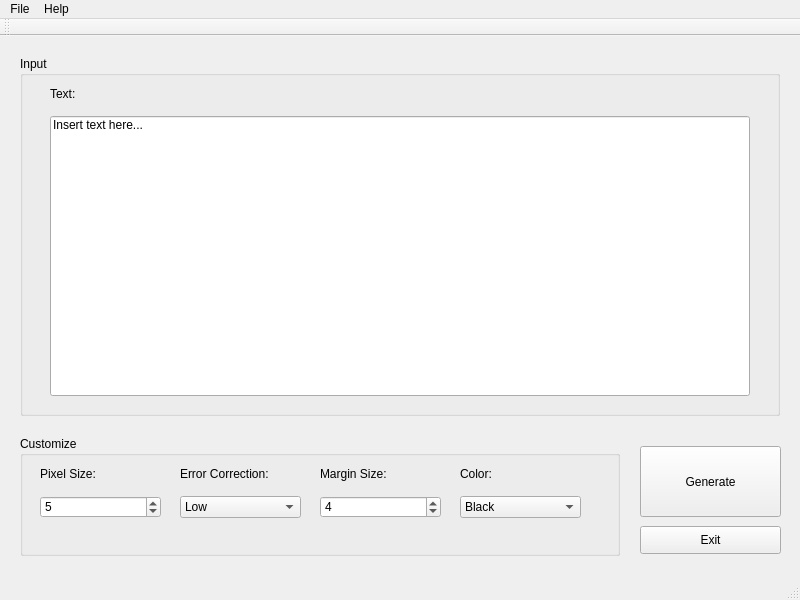
Qt form QRplusplus/qrplusplus.ui (coregameHD/QRplusplus) before a commit.
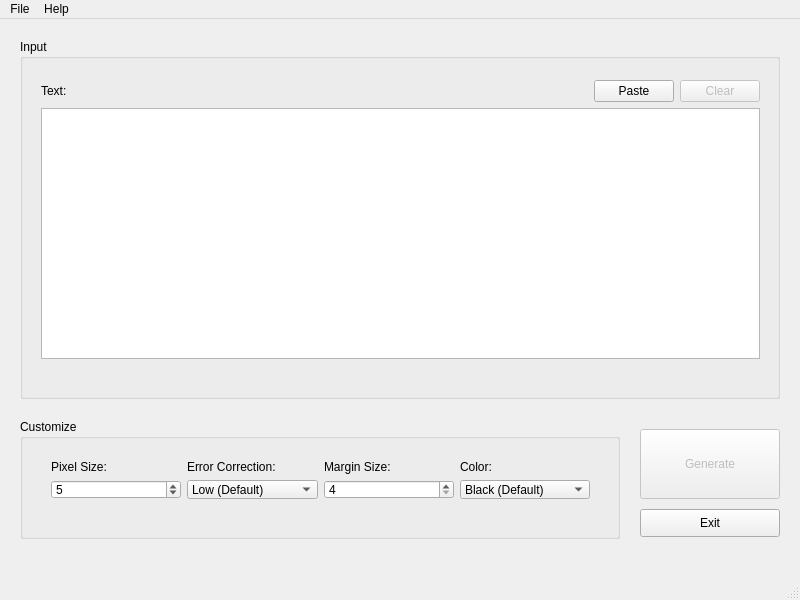
The same form after that commit.

The edit to the form file:
```diff
--- a/QRplusplus/qrplusplus.ui
+++ b/QRplusplus/qrplusplus.ui
@@ -10,6 +10,18 @@
     <height>600</height>
    </rect>
   </property>
+  <property name="sizePolicy">
+   <sizepolicy hsizetype="Fixed" vsizetype="Fixed">
+    <horstretch>0</horstretch>
+    <verstretch>0</verstretch>
+   </sizepolicy>
+  </property>
+  <property name="minimumSize">
+   <size>
+    <width>800</width>
+    <height>600</height>
+   </size>
+  </property>
   <property name="maximumSize">
    <size>
     <width>800</width>
@@ -38,34 +50,71 @@
     <property name="title">
      <string>Input</string>
     </property>
-    <widget class="QLabel" name="label">
+    <widget class="QWidget" name="verticalLayoutWidget">
      <property name="geometry">
       <rect>
-       <x>30</x>
+       <x>10</x>
        <y>30</y>
-       <width>55</width>
-       <height>16</height>
+       <width>741</width>
+       <height>301</height>
       </rect>
      </property>
-     <property name="text">
-      <string>Text:</string>
-     </property>
-    </widget>
-    <widget class="QLineEdit" name="lineEdit">
-     <property name="geometry">
-      <rect>
-       <x>30</x>
-       <y>60</y>
-       <width>700</width>
-       <height>280</height>
-      </rect>
-     </property>
-     <property name="text">
-      <string>Insert text here...</string>
-     </property>
-     <property name="alignment">
-      <set>Qt::AlignLeading|Qt::AlignLeft|Qt::AlignTop</set>
-     </property>
+     <layout class="QVBoxLayout" name="verticalLayout">
+      <item>
+       <layout class="QHBoxLayout" name="horizontalLayout">
+        <item>
+         <widget class="QLabel" name="label">
+          <property name="text">
+           <string>Text:</string>
+          </property>
+          <property name="buddy">
+           <cstring>userTextInput</cstring>
+          </property>
+         </widget>
+        </item>
+        <item>
+         <spacer name="horizontalSpacer">
+          <property name="orientation">
+           <enum>Qt::Horizontal</enum>
+          </property>
+          <property name="sizeHint" stdset="0">
+           <size>
+            <width>40</width>
+            <height>20</height>
+           </size>
+          </property>
+         </spacer>
+        </item>
+        <item>
+         <widget class="QPushButton" name="pasteButton">
+          <property name="text">
+           <string>Paste</string>
+          </property>
+         </widget>
+        </item>
+        <item>
+         <widget class="QPushButton" name="clearButton">
+          <property name="enabled">
+           <bool>false</bool>
+          </property>
+          <property name="text">
+           <string>Clear</string>
+          </property>
+         </widget>
+        </item>
+       </layout>
+      </item>
+      <item>
+       <widget class="QPlainTextEdit" name="userTextInput">
+        <property name="plainText">
+         <string/>
+        </property>
+        <property name="placeholderText">
+         <string>Enter your text to be put into the QR Code...</string>
+        </property>
+       </widget>
+      </item>
+     </layout>
     </widget>
    </widget>
    <widget class="QGroupBox" name="groupCustomize">
@@ -80,139 +129,201 @@
     <property name="title">
      <string>Customize</string>
     </property>
-    <widget class="QLabel" name="label_2">
+    <widget class="QWidget" name="gridLayoutWidget">
      <property name="geometry">
       <rect>
        <x>20</x>
        <y>30</y>
-       <width>71</width>
-       <height>16</height>
+       <width>561</width>
+       <height>61</height>
       </rect>
      </property>
-     <property name="text">
-      <string>Pixel Size:</string>
-     </property>
-    </widget>
-    <widget class="QSpinBox" name="spinBox_pixelsize">
-     <property name="geometry">
-      <rect>
-       <x>20</x>
-       <y>60</y>
-       <width>121</width>
-       <height>22</height>
-      </rect>
-     </property>
-     <property name="value">
-      <number>5</number>
-     </property>
-    </widget>
-    <widget class="QLabel" name="label_3">
-     <property name="geometry">
-      <rect>
-       <x>160</x>
-       <y>30</y>
-       <width>111</width>
-       <height>16</height>
-      </rect>
-     </property>
-     <property name="text">
-      <string>Error Correction:</string>
-     </property>
-    </widget>
-    <widget class="QComboBox" name="comboBox_errorcor">
-     <property name="geometry">
-      <rect>
-       <x>160</x>
-       <y>60</y>
-       <width>121</width>
-       <height>22</height>
-      </rect>
-     </property>
-     <item>
-      <property name="text">
-       <string>Low</string>
-      </property>
-     </item>
-     <item>
-      <property name="text">
-       <string>Medium</string>
-      </property>
-     </item>
-     <item>
-      <property name="text">
-       <string>Quartile</string>
-      </property>
-     </item>
-     <item>
-      <property name="text">
-       <string>High</string>
-      </property>
-     </item>
-    </widget>
-    <widget class="QLabel" name="label_4">
-     <property name="geometry">
-      <rect>
-       <x>300</x>
-       <y>30</y>
-       <width>111</width>
-       <height>16</height>
-      </rect>
-     </property>
-     <property name="text">
-      <string>Margin Size:</string>
-     </property>
-    </widget>
-    <widget class="QSpinBox" name="spinBox_marginsize">
-     <property name="geometry">
-      <rect>
-       <x>300</x>
-       <y>60</y>
-       <width>121</width>
-       <height>22</height>
-      </rect>
-     </property>
-     <property name="value">
-      <number>4</number>
-     </property>
-    </widget>
-    <widget class="QLabel" name="label_5">
-     <property name="geometry">
-      <rect>
-       <x>440</x>
-       <y>30</y>
-       <width>111</width>
-       <height>16</height>
-      </rect>
-     </property>
-     <property name="text">
-      <string>Color:</string>
-     </property>
-    </widget>
-    <widget class="QComboBox" name="comboBox_color">
-     <property name="geometry">
-      <rect>
-       <x>440</x>
-       <y>60</y>
-       <width>121</width>
-       <height>22</height>
-      </rect>
-     </property>
-     <item>
-      <property name="text">
-       <string>Black</string>
-      </property>
-     </item>
+     <layout class="QGridLayout" name="gridLayout">
+      <item row="1" column="3">
+       <widget class="QLabel" name="label_5">
+        <property name="text">
+         <string>Color:</string>
+        </property>
+        <property name="buddy">
+         <cstring>comboBox_color</cstring>
+        </property>
+       </widget>
+      </item>
+      <item row="3" column="0">
+       <widget class="QSpinBox" name="spinBox_pixelsize">
+        <property name="value">
+         <number>5</number>
+        </property>
+       </widget>
+      </item>
+      <item row="3" column="1">
+       <widget class="QComboBox" name="comboBox_errorlvl">
+        <item>
+         <property name="text">
+          <string>Low (Default)</string>
+         </property>
+        </item>
+        <item>
+         <property name="text">
+          <string>Medium</string>
+         </property>
+        </item>
+        <item>
+         <property name="text">
+          <string>Quartile</string>
+         </property>
+        </item>
+        <item>
+         <property name="text">
+          <string>High</string>
+         </property>
+        </item>
+       </widget>
+      </item>
+      <item row="3" column="2">
+       <widget class="QSpinBox" name="spinBox_marginsize">
+        <property name="minimum">
+         <number>4</number>
+        </property>
+        <property name="maximum">
+         <number>40</number>
+        </property>
+        <property name="value">
+         <number>4</number>
+        </property>
+       </widget>
+      </item>
+      <item row="3" column="3">
+       <widget class="QComboBox" name="comboBox_color">
+        <item>
+         <property name="text">
+          <string>Black (Default)</string>
+         </property>
+        </item>
+        <item>
+         <property name="text">
+          <string>Red</string>
+         </property>
+        </item>
+        <item>
+         <property name="text">
+          <string>Pink</string>
+         </property>
+        </item>
+        <item>
+         <property name="text">
+          <string>Purple</string>
+         </property>
+        </item>
+        <item>
+         <property name="text">
+          <string>Deep Purple</string>
+         </property>
+        </item>
+        <item>
+         <property name="text">
+          <string>Indigo</string>
+         </property>
+        </item>
+        <item>
+         <property name="text">
+          <string>Blue</string>
+         </property>
+        </item>
+        <item>
+         <property name="text">
+          <string>Cyan</string>
+         </property>
+        </item>
+        <item>
+         <property name="text">
+          <string>Teal</string>
+         </property>
+        </item>
+        <item>
+         <property name="text">
+          <string>Green</string>
+         </property>
+        </item>
+        <item>
+         <property name="text">
+          <string>Orange</string>
+         </property>
+        </item>
+        <item>
+         <property name="text">
+          <string>Deep Orange</string>
+         </property>
+        </item>
+        <item>
+         <property name="text">
+          <string>Brown</string>
+         </property>
+        </item>
+        <item>
+         <property name="text">
+          <string>Grey</string>
+         </property>
+        </item>
+       </widget>
+      </item>
+      <item row="1" column="1">
+       <widget class="QLabel" name="label_3">
+        <property name="text">
+         <string>Error Correction:</string>
+        </property>
+        <property name="buddy">
+         <cstring>comboBox_errorlvl</cstring>
+        </property>
+       </widget>
+      </item>
+      <item row="1" column="0">
+       <widget class="QLabel" name="label_2">
+        <property name="text">
+         <string>Pixel Size:</string>
+        </property>
+        <property name="buddy">
+         <cstring>spinBox_pixelsize</cstring>
+        </property>
+       </widget>
+      </item>
+      <item row="1" column="2">
+       <widget class="QLabel" name="label_4">
+        <property name="text">
+         <string>Margin Size:</string>
+        </property>
+        <property name="buddy">
+         <cstring>spinBox_marginsize</cstring>
+        </property>
+       </widget>
+      </item>
+     </layout>
     </widget>
    </widget>
    <widget class="QPushButton" name="generateButton">
+    <property name="enabled">
+     <bool>false</bool>
+    </property>
     <property name="geometry">
      <rect>
       <x>640</x>
       <y>410</y>
-      <width>141</width>
-      <height>71</height>
+      <width>140</width>
+      <height>70</height>
      </rect>
     </property>
+    <property name="font">
+     <font>
+      <weight>50</weight>
+      <bold>false</bold>
+     </font>
+    </property>
+    <property name="toolTip">
+     <string>Generate Button</string>
+    </property>
+    <property name="whatsThis">
+     <string/>
+    </property>
     <property name="text">
      <string>Generate</string>
     </property>
@@ -222,7 +333,7 @@
      <rect>
       <x>640</x>
       <y>490</y>
-      <width>141</width>
+      <width>140</width>
       <height>28</height>
      </rect>
     </property>
@@ -257,14 +368,6 @@
    <addaction name="menuFile"/>
    <addaction name="menuAbout"/>
   </widget>
-  <widget class="QToolBar" name="mainToolBar">
-   <attribute name="toolBarArea">
-    <enum>TopToolBarArea</enum>
-   </attribute>
-   <attribute name="toolBarBreak">
-    <bool>false</bool>
-   </attribute>
-  </widget>
   <widget class="QStatusBar" name="statusBar"/>
   <action name="actionOpen">
    <property name="text">
```
Left out of the diff: 44 changed lines with no effect on the pictures.
